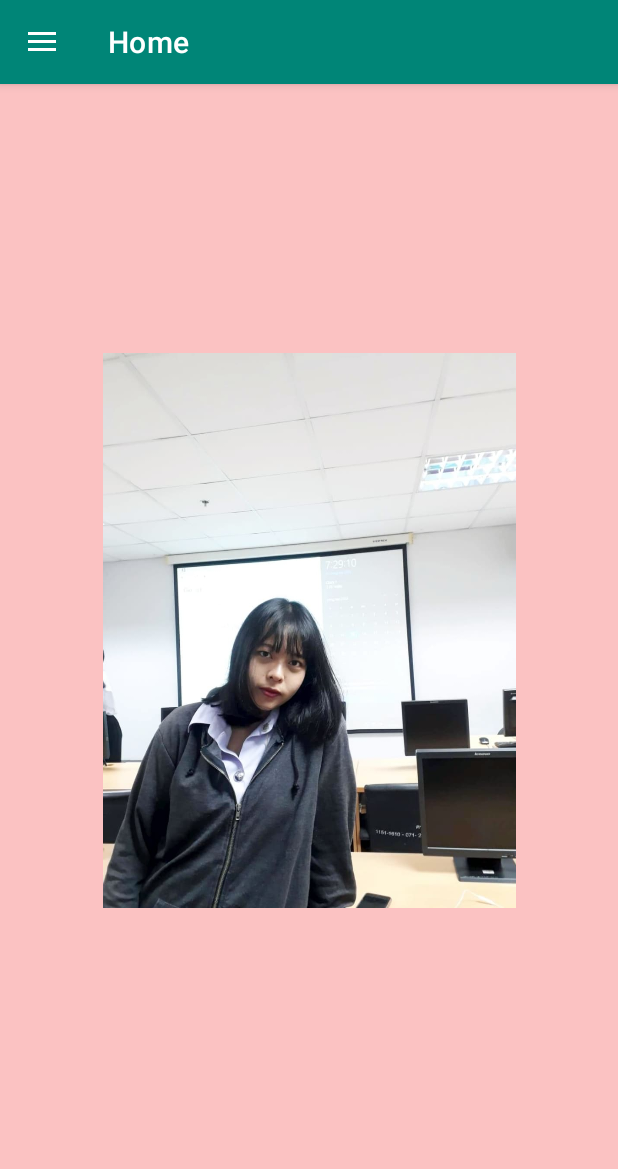
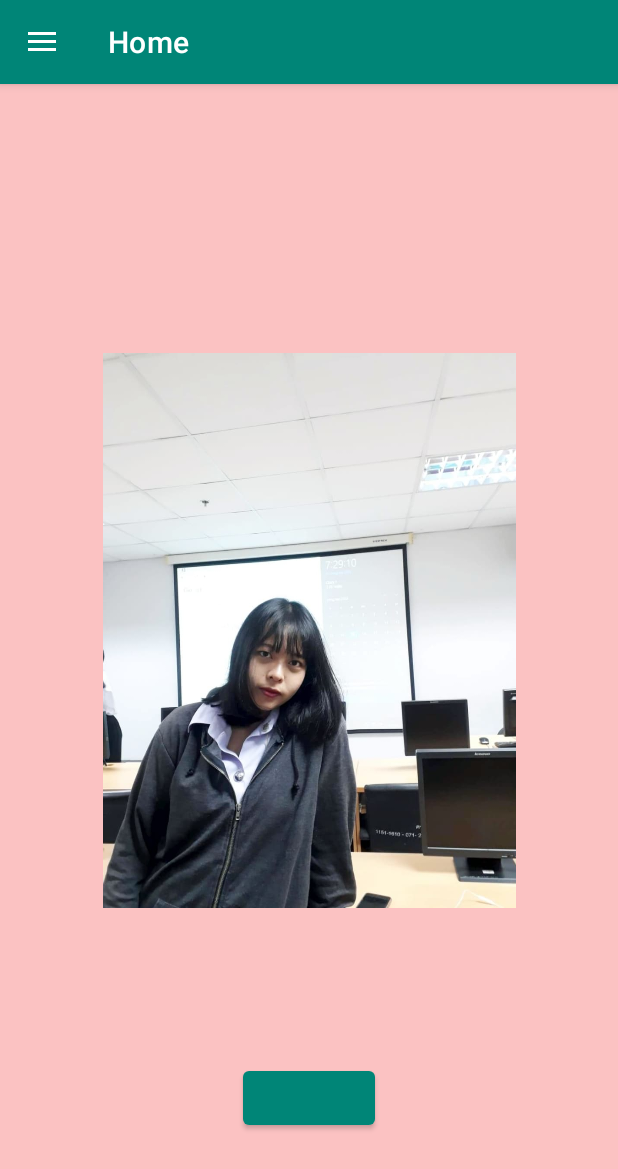
Before and after one commit to chattika-srisook/UpdateMyFirstApp-master, an Android app: the screen it shows after launch (MainActivity), on a phone screen of 412 x 824 dp. Shown: the top 1169 px of the screen. Run offline under Robolectric (Android 15) with nearby library versions, the phone set to English and light mode, and no system bars; our stand-ins replace data binding, navigation-ui.

```diff
--- a/app/src/main/java/com/example/android/navigation/MainActivity.kt
+++ b/app/src/main/java/com/example/android/navigation/MainActivity.kt
@@ -44,10 +44,7 @@ class MainActivity : AppCompatActivity() {
 
         NavigationUI.setupWithNavController(binding.navView, navController)
 
-        val recyclerView = findViewById<RecyclerView>(R.id.recyclerview)
-        val adapter = WordListAdapter(this)
-        recyclerView.adapter = adapter
-        recyclerView.layoutManager = LinearLayoutManager(this)
+
 
     }
 
--- a/app/src/main/java/com/example/android/navigation/TitleFragment.kt
+++ b/app/src/main/java/com/example/android/navigation/TitleFragment.kt
@@ -6,6 +6,7 @@ import android.view.LayoutInflater
 import android.view.View
 import android.view.ViewGroup
 import androidx.databinding.DataBindingUtil
+import androidx.navigation.findNavController
 import com.example.android.navigation.databinding.FragmentTitleBinding
 
 // TODO: Rename parameter arguments, choose names that match
@@ -35,6 +36,11 @@ class TitleFragment : Fragment() {
                               savedInstanceState: Bundle?): View? {
         val binding = DataBindingUtil.inflate<FragmentTitleBinding>(inflater,
                 R.layout.fragment_title,container,false)
+
+        binding.mainActivity.setOnClickListener { view : View ->
+            view.findNavController().navigate(R.id.action_titleFragment_to_mainActivity)
+        }
+
         return binding.root
     }
 
--- a/app/src/main/java/com/example/android/navigation/WordRepository.kt
+++ b/app/src/main/java/com/example/android/navigation/WordRepository.kt
@@ -1,5 +1,6 @@
 package com.example.android.navigation
 
+import androidx.annotation.WorkerThread
 import androidx.lifecycle.LiveData
 
 // Declares the DAO as a private property in the constructor. Pass in the DAO
@@ -10,6 +11,8 @@ class WordRepository(private val wordDao: WordDao) {
     // Observed LiveData will notify the observer when the data has changed.
     val allWords: LiveData<List<Word>> = wordDao.getAlphabetizedWords()
 
+    @Suppress("RedundantSuspendModifier")
+    @WorkerThread
     suspend fun insert(word: Word) {
         wordDao.insert(word)
     }
--- a/app/src/main/res/layout/contact.xml
+++ b/app/src/main/res/layout/contact.xml
@@ -5,7 +5,7 @@
     xmlns:tools="http://schemas.android.com/tools"
     android:layout_width="match_parent"
     android:layout_height="match_parent"
-    tools:context=".MainActivity">
+    tools:context=".ContactFragment">
 
     <androidx.recyclerview.widget.RecyclerView
         android:id="@+id/recyclerview"
@@ -28,5 +28,4 @@
         android:contentDescription="@string/add_word"
 />
 
-
 </androidx.constraintlayout.widget.ConstraintLayout>
--- a/app/src/main/res/layout/fragment_title.xml
+++ b/app/src/main/res/layout/fragment_title.xml
@@ -27,6 +27,21 @@
     android:layout_height="match_parent"
     android:background="#FBC2C2">
 
+    <Button
+        android:id="@+id/mainActivity"
+        android:layout_width="wrap_content"
+        android:layout_height="wrap_content"
+        android:layout_marginStart="@dimen/horizontal_margin"
+        android:layout_marginEnd="@dimen/horizontal_margin"
+        android:paddingStart="@dimen/button_padding"
+        android:paddingEnd="@dimen/button_padding"
+        android:textColor="@color/colorAccent"
+        android:textSize="@dimen/button_text_size"
+        android:textStyle="bold"
+        app:layout_constraintBottom_toBottomOf="parent"
+        app:layout_constraintEnd_toEndOf="parent"
+        app:layout_constraintStart_toStartOf="parent"
+        app:layout_constraintTop_toBottomOf="@+id/chattika" />
     <ImageView
         android:id="@+id/chattika"
         android:layout_width="275dp"
--- a/app/src/main/res/navigation/navigation.xml
+++ b/app/src/main/res/navigation/navigation.xml
@@ -9,7 +9,11 @@
         android:id="@+id/titleFragment"
         android:name="com.example.android.navigation.TitleFragment"
         android:label="Home"
-        tools:layout="@layout/fragment_title" />
+        tools:layout="@layout/fragment_title" >
+        <action
+            android:id="@+id/action_titleFragment_to_mainActivity"
+            app:destination="@id/mainActivity" />
+    </fragment>
     <fragment
         android:id="@+id/rulesFragment"
         android:name="com.example.android.navigation.RulesFragment"
@@ -20,4 +24,9 @@
         android:name="com.example.android.navigation.AboutFragment"
         android:label="AboutMe"
         tools:layout="@layout/fragment_about" />
+    <activity
+        android:id="@+id/mainActivity"
+        android:name="com.example.android.navigation.MainActivity"
+        android:label="contact"
+        tools:layout="@layout/contact" />
 </navigation>
```
Also changed, not shown: app/src/main/java/com/example/android/navigation/ContactFragment.kt (added, +62 -0 lines). Lines whose indentation alone changed are shown as unchanged.
